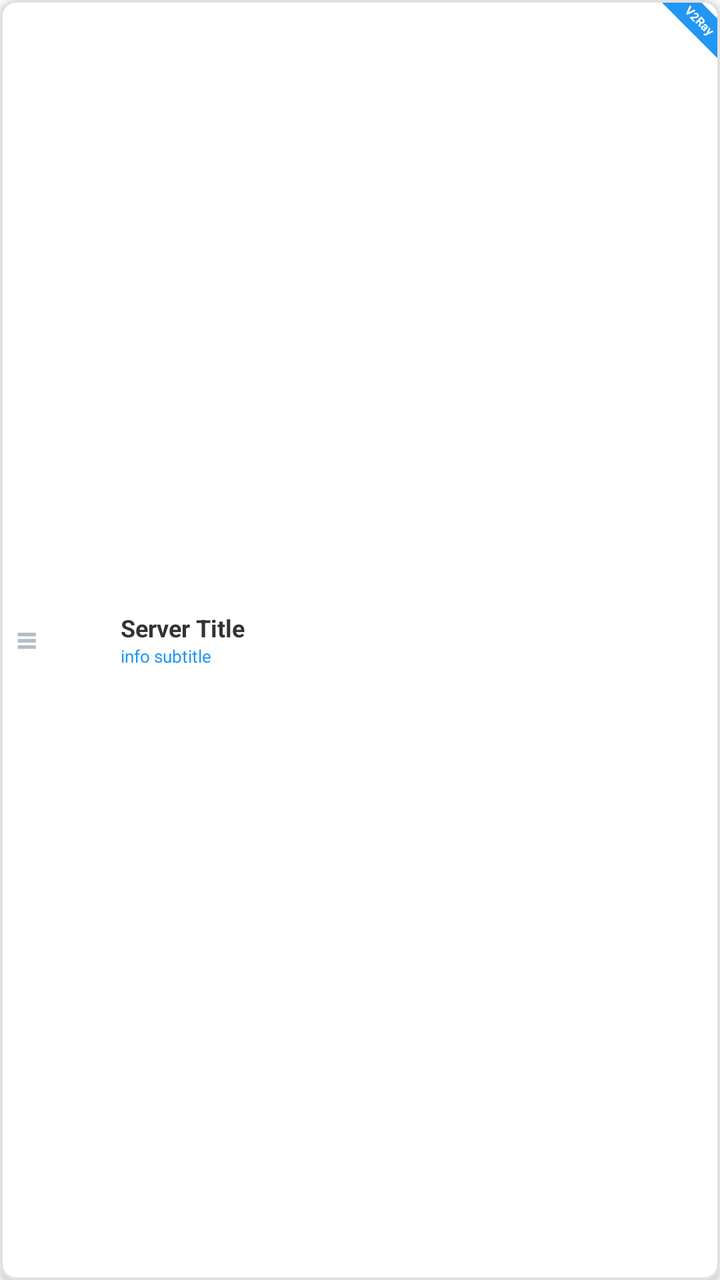
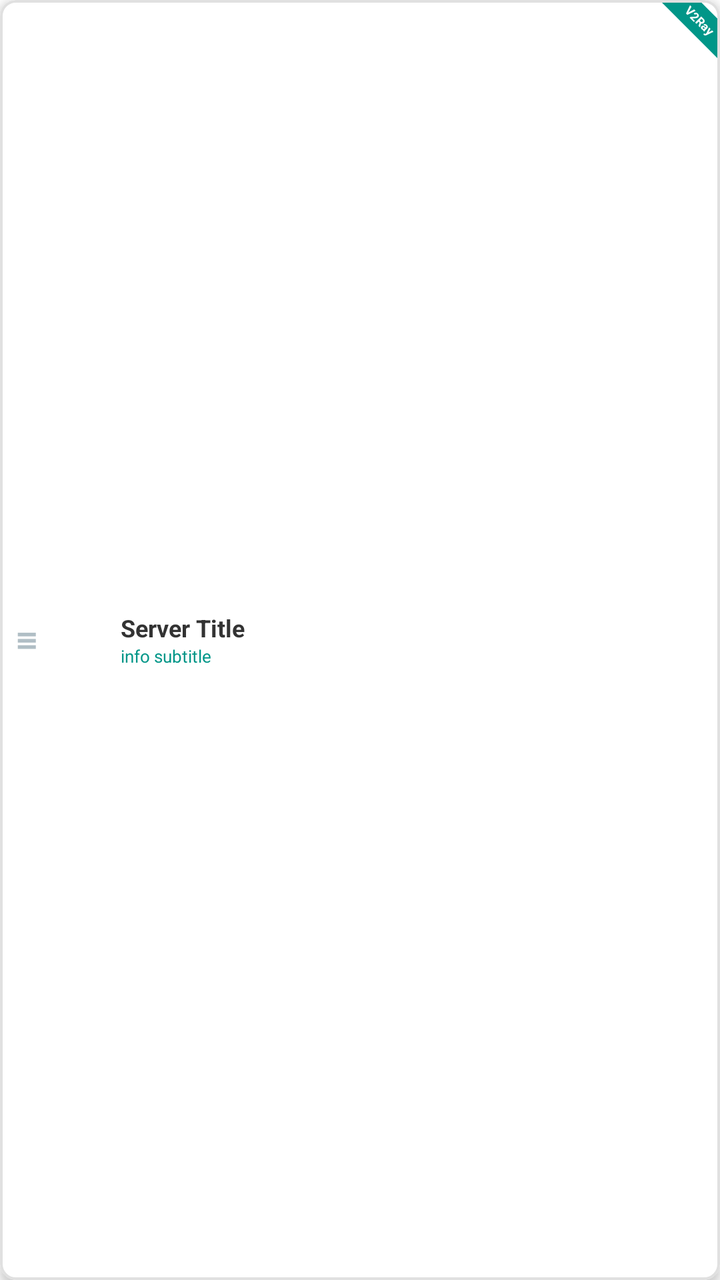

Compare the two renders of this Android layout. The source of the first and the diff that turns it into the second are given below.
<!-- AndroidManifest.xml: application theme AppTheme -->
<!-- res/layout/item_custom_server.xml -->
<?xml version="1.0" encoding="utf-8"?>
<com.google.android.material.card.MaterialCardView
    xmlns:android="http://schemas.android.com/apk/res/android"
    xmlns:app="http://schemas.android.com/apk/res-auto"
    android:id="@+id/main_card"
    android:layout_width="match_parent"
    android:layout_height="48dp" 
    android:layout_marginBottom="6dp"
    android:layout_marginStart="4dp"
    android:layout_marginEnd="4dp"
    app:cardCornerRadius="8dp"
    app:cardElevation="3dp" 
    app:strokeWidth="1.2dp"
    app:strokeColor="#E0E0E0"
    app:cardBackgroundColor="@color/white">

    <RelativeLayout
        android:layout_width="match_parent"
        android:layout_height="match_parent"
        android:paddingStart="8dp" 
        android:clipChildren="true"
        android:clipToPadding="true">

        
        <TextView
            android:id="@+id/drag_handle"
            android:layout_width="wrap_content"
            android:layout_height="wrap_content"
            android:layout_alignParentStart="true"
            android:layout_centerVertical="true"
            android:text="≡"
            android:textColor="#B0BEC5"
            android:textSize="18sp"
            android:textStyle="bold" />

        
        <ImageView
            android:id="@+id/item_icon"
            android:layout_width="28dp"
            android:layout_height="28dp"
            android:layout_toEndOf="@id/drag_handle"
            android:layout_centerVertical="true"
            android:layout_marginStart="6dp"
            android:scaleType="centerCrop"/>

        
        <LinearLayout
            android:layout_width="match_parent"
            android:layout_height="wrap_content"
            android:orientation="vertical"
            android:layout_toEndOf="@id/item_icon"
            android:layout_centerVertical="true"
            android:layout_marginStart="8dp"
            android:layout_marginEnd="38dp">

            <TextView
                android:id="@+id/item_title"
                android:layout_width="wrap_content"
                android:layout_height="wrap_content"
                android:text="Server Title"
                android:textColor="#333333"
                android:textSize="12sp"
                android:maxLines="1"
                android:ellipsize="end"
                android:textStyle="bold"/>

            <TextView
                android:id="@+id/item_subtitle"
                android:layout_width="wrap_content"
                android:layout_height="wrap_content"
                android:text="info subtitle"
                android:textColor="#2196F3"
                android:textSize="8.5sp"
                android:maxLines="1"
                android:ellipsize="end"
                android:layout_marginTop="0dp" />
        </LinearLayout>

        
        <RelativeLayout
            android:layout_width="42dp"
            android:layout_height="42dp"
            android:layout_alignParentEnd="true"
            android:layout_alignParentTop="true"
            android:layout_marginTop="-21dp"
            android:layout_marginEnd="-21dp"
            android:rotation="45">

            <TextView
                android:id="@+id/item_badge"
                android:layout_width="match_parent"
                android:layout_height="14dp"
                android:layout_alignParentBottom="true"
                android:background="#2196F3"
                android:gravity="center"
                android:text="V2Ray"
                android:textColor="@color/white"
                android:textSize="6sp"
                android:textStyle="bold" />
        </RelativeLayout>
    </RelativeLayout>
</com.google.android.material.card.MaterialCardView>
<!-- resources referenced by this layout -->
<resources>
  <color name="white">#ffffff</color>
  <style name="AppTheme" parent="Theme.MaterialComponents.Light.NoActionBar">
          <item name="colorPrimary">#D32F2F</item>
          <item name="colorPrimaryDark">#B71C1C</item>
          <item name="colorAccent">#D32F2F</item>
          
          <item name="android:textColorPrimary">@android:color/black</item>
          <item name="android:textColorSecondary">@android:color/darker_gray</item>
      </style>
</resources>

<!-- the commit's change to res/layout/item_custom_server.xml (unified diff, before → after) -->
@@ -69,7 +69,7 @@
                 android:layout_width="wrap_content"
                 android:layout_height="wrap_content"
                 android:text="info subtitle"
-                android:textColor="#2196F3"
+                android:textColor="#009688"
                 android:textSize="8.5sp"
                 android:maxLines="1"
                 android:ellipsize="end"
@@ -91,7 +91,7 @@
                 android:layout_width="match_parent"
                 android:layout_height="14dp"
                 android:layout_alignParentBottom="true"
-                android:background="#2196F3"
+                android:background="#009688"
                 android:gravity="center"
                 android:text="V2Ray"
                 android:textColor="@color/white"
<!-- resource entries referenced after the edit -->
@@ -2,9 +2,9 @@
 <resources>
   <color name="white">#ffffff</color>
   <style name="AppTheme" parent="Theme.MaterialComponents.Light.NoActionBar">
-          <item name="colorPrimary">#D32F2F</item>
-          <item name="colorPrimaryDark">#B71C1C</item>
-          <item name="colorAccent">#D32F2F</item>
+          <item name="colorPrimary">#009688</item>
+          <item name="colorPrimaryDark">#00796B</item>
+          <item name="colorAccent">#009688</item>
           
           <item name="android:textColorPrimary">@android:color/black</item>
           <item name="android:textColorSecondary">@android:color/darker_gray</item>
